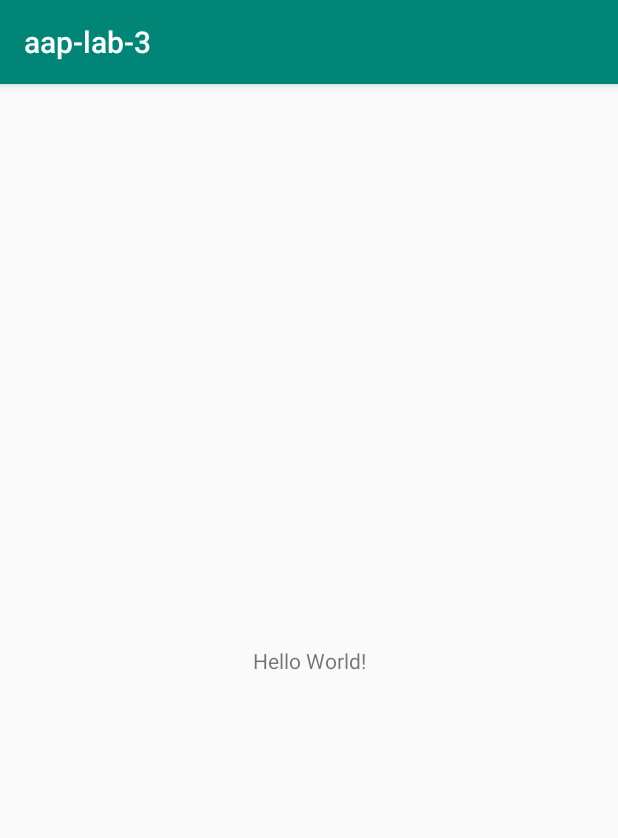
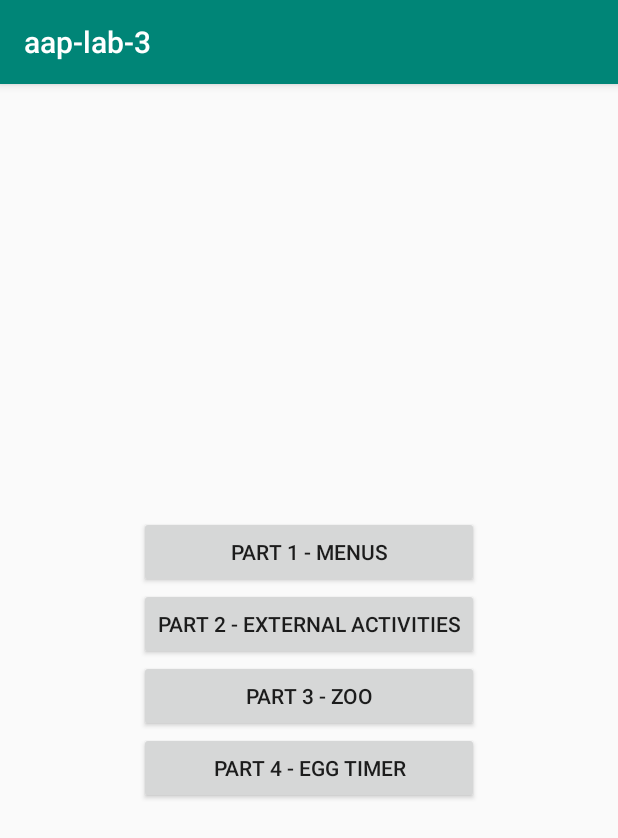
Before and after one commit to RachelPolachova/aap-oamk-lab3, an Android app: the screen it shows after launch (MainActivity), on a phone screen of 412 x 824 dp. Shown: the top 838 px of the screen. Run offline under Robolectric (Android 15) with nearby library versions, the phone set to English and light mode, and no system bars.

Commit message:
Menus finished

```diff
--- a/app/src/main/AndroidManifest.xml
+++ b/app/src/main/AndroidManifest.xml
@@ -9,6 +9,7 @@
 		android:roundIcon="@mipmap/ic_launcher_round"
 		android:supportsRtl="true"
 		android:theme="@style/AppTheme">
+		<activity android:name=".MenusActivity"></activity>
 		<activity android:name=".MainActivity">
 			<intent-filter>
 				<action android:name="android.intent.action.MAIN" />
--- a/app/src/main/java/com/rachel/polachova/aap_lab_3/MainActivity.java
+++ b/app/src/main/java/com/rachel/polachova/aap_lab_3/MainActivity.java
@@ -1,7 +1,10 @@
 package com.rachel.polachova.aap_lab_3;
 
+import android.content.Intent;
 import android.support.v7.app.AppCompatActivity;
 import android.os.Bundle;
+import android.view.View;
+import android.widget.Button;
 
 public class MainActivity extends AppCompatActivity {
 
@@ -9,5 +12,22 @@ public class MainActivity extends AppCompatActivity {
 	protected void onCreate(Bundle savedInstanceState) {
 		super.onCreate(savedInstanceState);
 		setContentView(R.layout.activity_main);
+		setupButtons();
 	}
+
+	private void setupButtons() {
+		setupMenusButton();
+	}
+
+	private void setupMenusButton() {
+		Button menusBtn = findViewById(R.id.menus);
+		menusBtn.setOnClickListener(new View.OnClickListener() {
+			@Override
+			public void onClick(View v) {
+				Intent i = new Intent(MainActivity.this, MenusActivity.class);
+				startActivity(i);
+			}
+		});
+	}
+
 }
--- a/app/src/main/res/layout/activity_main.xml
+++ b/app/src/main/res/layout/activity_main.xml
@@ -6,13 +6,43 @@
 	android:layout_height="match_parent"
 	tools:context=".MainActivity">
 
-	<TextView
+	<LinearLayout
 		android:layout_width="wrap_content"
-		android:layout_height="wrap_content"
-		android:text="Hello World!"
-		app:layout_constraintBottom_toBottomOf="parent"
+		android:layout_height="match_parent"
+		android:orientation="vertical"
+		android:gravity="center"
 		app:layout_constraintLeft_toLeftOf="parent"
 		app:layout_constraintRight_toRightOf="parent"
-		app:layout_constraintTop_toTopOf="parent" />
+		>
+
+		<Button
+			android:id="@+id/menus"
+			android:layout_width="match_parent"
+			android:layout_height="wrap_content"
+			android:text="part 1 - Menus"
+			/>
+
+		<Button
+			android:id="@+id/external_activities"
+			android:layout_width="match_parent"
+			android:layout_height="wrap_content"
+			android:text="part 2 - external activities"
+			/>
+
+		<Button
+			android:id="@+id/zoo"
+			android:layout_width="match_parent"
+			android:layout_height="wrap_content"
+			android:text="part 3 - zoo"
+			/>
+
+		<Button
+			android:id="@+id/egg_timer"
+			android:layout_width="match_parent"
+			android:layout_height="wrap_content"
+			android:text="part 4 - egg timer"
+			/>
+
+	</LinearLayout>
 
 </android.support.constraint.ConstraintLayout>
```
Also changed, not shown: app/src/main/java/com/rachel/polachova/aap_lab_3/MenusActivity.java (added, +79 -0 lines), app/src/main/res/layout/activity_menus.xml (added, +20 -0 lines), app/src/main/res/menu/colors_menu.xml (added, +16 -0 lines).
